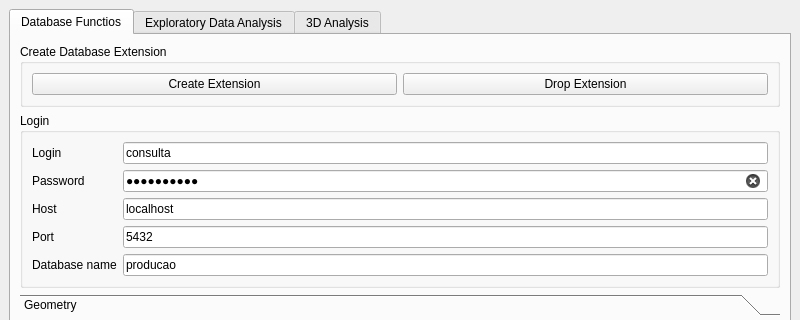
The window that pggeotec_dockwidget_base.ui (bro-geo/Geotecnical-Data-Explorer) describes before a commit, drawn with Qt 5; both pictures show x 0 to 800 and y 0 to 320 of the 800 by 900 pixel window.
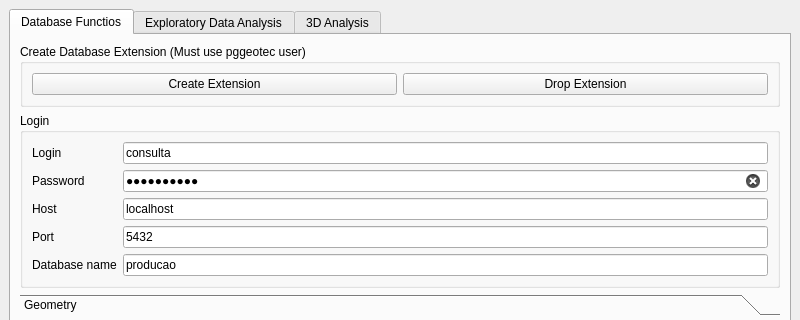
The same window after the commit. The open tabs and pages were chosen to show the change. Custom widgets are drawn as their Qt base class.

Commit message: Some changes to Database Functions Tab

```diff
--- a/pggeotec_dockwidget_base.ui
+++ b/pggeotec_dockwidget_base.ui
@@ -553,7 +553,7 @@
              </size>
             </property>
             <property name="title">
-             <string>Create Database Extension</string>
+             <string>Create Database Extension (Must use pggeotec user)</string>
             </property>
             <layout class="QGridLayout" name="gridLayout_9">
              <item row="0" column="0">
```
Left out of the diff: 5 changed lines with no effect on the pictures. The commit also changes 2 other files.
